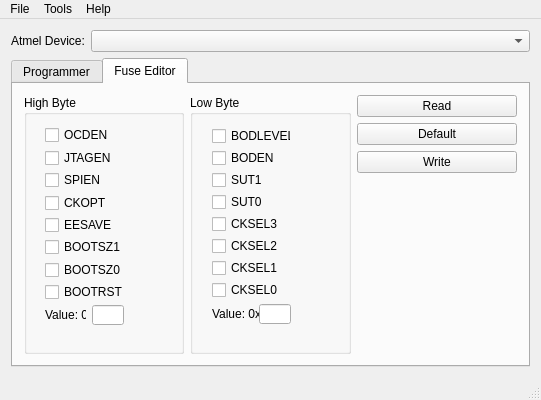
Before: the Qt Designer form USBtinyISPGUI.ui in positronic57/USBtinyISPGUI, drawn with Qt 5.
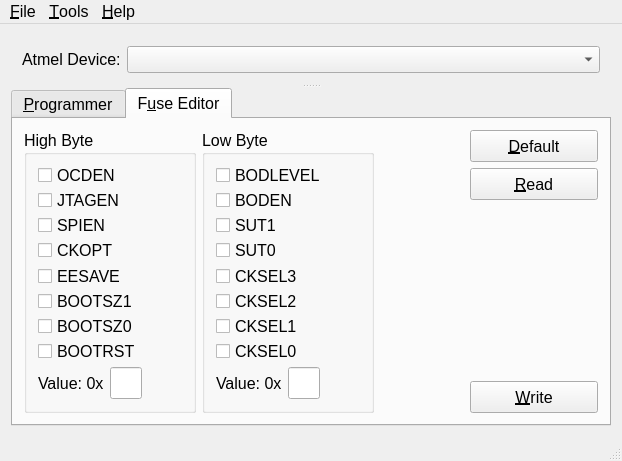
After: the same form once the commit is applied. Icons and pictures are not drawn.

Patch:
```diff
--- a/USBtinyISPGUI.ui
+++ b/USBtinyISPGUI.ui
@@ -6,8 +6,8 @@
    <rect>
     <x>0</x>
     <y>0</y>
-    <width>541</width>
-    <height>400</height>
+    <width>622</width>
+    <height>461</height>
    </rect>
   </property>
   <property name="minimumSize">
@@ -22,6 +22,11 @@
     <height>387000</height>
    </size>
   </property>
+  <property name="font">
+   <font>
+    <pointsize>12</pointsize>
+   </font>
+  </property>
   <property name="windowTitle">
    <string>USBtinyISP GUI</string>
   </property>
@@ -36,13 +41,21 @@
    </size>
   </property>
   <widget class="QWidget" name="centralWidget">
-   <layout class="QHBoxLayout" name="horizontalLayout_12">
-    <item>
-     <layout class="QVBoxLayout" name="verticalLayout_12">
-      <item>
+   <layout class="QGridLayout" name="gridLayout">
+    <item row="0" column="0">
+     <widget class="QSplitter" name="splitter_2">
+      <property name="orientation">
+       <enum>Qt::Vertical</enum>
+      </property>
+      <widget class="QWidget" name="layoutWidget">
        <layout class="QHBoxLayout" name="horizontalLayout_4">
         <item>
          <widget class="QLabel" name="label_2">
+          <property name="font">
+           <font>
+            <pointsize>12</pointsize>
+           </font>
+          </property>
           <property name="text">
            <string>Atmel Device:</string>
           </property>
@@ -56,39 +69,35 @@
             <verstretch>0</verstretch>
            </sizepolicy>
           </property>
+          <property name="font">
+           <font>
+            <pointsize>12</pointsize>
+           </font>
+          </property>
          </widget>
         </item>
        </layout>
-      </item>
-      <item>
+      </widget>
        <widget class="QTabWidget" name="tabWidget">
+       <property name="font">
+        <font>
+         <pointsize>12</pointsize>
+        </font>
+       </property>
         <property name="currentIndex">
          <number>1</number>
         </property>
-        <widget class="QWidget" name="tab">
+       <widget class="QWidget" name="programmerTab">
          <attribute name="title">
-          <string>Programmer</string>
+         <string>&amp;Programmer</string>
          </attribute>
          <layout class="QHBoxLayout" name="horizontalLayout_11">
           <item>
-           <layout class="QVBoxLayout" name="verticalLayout_11">
-            <item>
-             <spacer name="verticalSpacer_2">
+          <widget class="QSplitter" name="splitter">
               <property name="orientation">
                <enum>Qt::Vertical</enum>
               </property>
-              <property name="sizeHint" stdset="0">
-               <size>
-                <width>20</width>
-                <height>40</height>
-               </size>
-              </property>
-             </spacer>
-            </item>
-            <item>
-             <layout class="QVBoxLayout" name="verticalLayout">
-              <item>
-               <widget class="QGroupBox" name="groupBox">
+           <widget class="QGroupBox" name="actionGroupBox">
                 <property name="title">
                  <string>Action:</string>
                 </property>
@@ -97,6 +106,12 @@
                   <layout class="QHBoxLayout" name="horizontalLayout_2">
                    <item>
                     <widget class="QRadioButton" name="programRadioButton">
+                 <property name="minimumSize">
+                  <size>
+                   <width>0</width>
+                   <height>32</height>
+                  </size>
+                 </property>
                      <property name="text">
                       <string>Program Memory</string>
                      </property>
@@ -104,6 +119,12 @@
                    </item>
                    <item>
                     <widget class="QRadioButton" name="erraseRadioButton">
+                 <property name="minimumSize">
+                  <size>
+                   <width>0</width>
+                   <height>32</height>
+                  </size>
+                 </property>
                      <property name="text">
                       <string>Erase Memory</string>
                      </property>
@@ -111,6 +132,12 @@
                    </item>
                    <item>
                     <widget class="QComboBox" name="memoryComboBox">
+                 <property name="minimumSize">
+                  <size>
+                   <width>0</width>
+                   <height>32</height>
+                  </size>
+                 </property>
                      <item>
                       <property name="text">
                        <string>Flash</string>
@@ -127,8 +154,6 @@
                  </item>
                 </layout>
                </widget>
-              </item>
-              <item>
                <widget class="QGroupBox" name="selectFileGroupBox">
                 <property name="title">
                  <string>Select File:</string>
@@ -150,15 +175,21 @@
                        <property name="minimumSize">
                         <size>
                          <width>290</width>
-                         <height>20</height>
+                     <height>32</height>
                         </size>
                        </property>
                       </widget>
                      </item>
                      <item>
                       <widget class="QPushButton" name="openPushButton">
+                   <property name="minimumSize">
+                    <size>
+                     <width>128</width>
+                     <height>32</height>
+                    </size>
+                   </property>
                        <property name="text">
-                        <string>Open</string>
+                    <string>&amp;Open</string>
                        </property>
                       </widget>
                      </item>
@@ -183,12 +214,12 @@
                       <widget class="QPushButton" name="startPushButton">
                        <property name="minimumSize">
                         <size>
-                         <width>75</width>
-                         <height>23</height>
+                     <width>128</width>
+                     <height>32</height>
                         </size>
                        </property>
                        <property name="text">
-                        <string>Start</string>
+                    <string>&amp;Start</string>
                        </property>
                       </widget>
                      </item>
@@ -198,58 +229,57 @@
                  </item>
                 </layout>
                </widget>
-              </item>
-             </layout>
-            </item>
-            <item>
-             <spacer name="verticalSpacer_3">
-              <property name="orientation">
-               <enum>Qt::Vertical</enum>
-              </property>
-              <property name="sizeHint" stdset="0">
-               <size>
-                <width>20</width>
-                <height>40</height>
-               </size>
-              </property>
-             </spacer>
-            </item>
-           </layout>
+          </widget>
           </item>
          </layout>
         </widget>
         <widget class="QWidget" name="tab_2">
          <attribute name="title">
-          <string>Fuse Editor</string>
-         </attribute>
+         <string>F&amp;use Editor</string>
+        </attribute>
+        <layout class="QVBoxLayout" name="verticalLayout_7">
+         <item>
          <layout class="QHBoxLayout" name="horizontalLayout_10">
           <item>
            <layout class="QHBoxLayout" name="horizontalLayout_9">
             <item>
              <widget class="QGroupBox" name="groupBox_2">
+               <property name="sizePolicy">
+                <sizepolicy hsizetype="Expanding" vsizetype="Preferred">
+                 <horstretch>0</horstretch>
+                 <verstretch>0</verstretch>
+                </sizepolicy>
+               </property>
+               <property name="font">
+                <font>
+                 <pointsize>12</pointsize>
+                </font>
+               </property>
               <property name="title">
                <string>High Byte</string>
               </property>
-              <widget class="QWidget" name="layoutWidget">
-               <property name="geometry">
-                <rect>
-                 <x>10</x>
-                 <y>20</y>
-                 <width>101</width>
-                 <height>221</height>
-                </rect>
-               </property>
-               <layout class="QVBoxLayout" name="verticalLayout_4">
+               <layout class="QVBoxLayout" name="verticalLayout">
                 <item>
                  <layout class="QVBoxLayout" name="verticalLayout_3">
                   <item>
                    <widget class="QCheckBox" name="checkBox_1">
+                    <property name="sizePolicy">
+                     <sizepolicy hsizetype="Expanding" vsizetype="Expanding">
+                      <horstretch>0</horstretch>
+                      <verstretch>0</verstretch>
+                     </sizepolicy>
+                    </property>
                     <property name="minimumSize">
                      <size>
                       <width>0</width>
                       <height>18</height>
                      </size>
                     </property>
+                    <property name="font">
+                     <font>
+                      <pointsize>12</pointsize>
+                     </font>
+                    </property>
                     <property name="text">
                      <string>OCDEN</string>
                     </property>
@@ -257,12 +287,23 @@
                   </item>
                   <item>
                    <widget class="QCheckBox" name="checkBox_2">
+                    <property name="sizePolicy">
+                     <sizepolicy hsizetype="Expanding" vsizetype="Expanding">
+                      <horstretch>0</horstretch>
+                      <verstretch>0</verstretch>
+                     </sizepolicy>
+                    </property>
                     <property name="minimumSize">
                      <size>
                       <width>0</width>
                       <height>18</height>
                      </size>
                     </property>
+                    <property name="font">
+                     <font>
+                      <pointsize>12</pointsize>
+                     </font>
+                    </property>
                     <property name="text">
                      <string>JTAGEN</string>
                     </property>
@@ -270,12 +311,23 @@
                   </item>
                   <item>
                    <widget class="QCheckBox" name="checkBox_3">
+                    <property name="sizePolicy">
+                     <sizepolicy hsizetype="Expanding" vsizetype="Expanding">
+                      <horstretch>0</horstretch>
+                      <verstretch>0</verstretch>
+                     </sizepolicy>
+                    </property>
                     <property name="minimumSize">
                      <size>
                       <width>0</width>
                       <height>18</height>
                      </size>
                     </property>
+                    <property name="font">
+                     <font>
+                      <pointsize>12</pointsize>
+                     </font>
+                    </property>
                     <property name="text">
                      <string>SPIEN</string>
                     </property>
@@ -283,12 +335,23 @@
                   </item>
                   <item>
                    <widget class="QCheckBox" name="checkBox_4">
+                    <property name="sizePolicy">
+                     <sizepolicy hsizetype="Expanding" vsizetype="Expanding">
+                      <horstretch>0</horstretch>
+                      <verstretch>0</verstretch>
+                     </sizepolicy>
+                    </property>
                     <property name="minimumSize">
                      <size>
                       <width>0</width>
                       <height>18</height>
                      </size>
                     </property>
+                    <property name="font">
+                     <font>
+                      <pointsize>12</pointsize>
+                     </font>
+                    </property>
                     <property name="text">
                      <string>CKOPT</string>
                     </property>
@@ -296,12 +359,23 @@
                   </item>
                   <item>
                    <widget class="QCheckBox" name="checkBox_5">
+                    <property name="sizePolicy">
+                     <sizepolicy hsizetype="Expanding" vsizetype="Expanding">
+                      <horstretch>0</horstretch>
+                      <verstretch>0</verstretch>
+                     </sizepolicy>
+                    </property>
                     <property name="minimumSize">
                      <size>
                       <width>0</width>
                       <height>18</height>
                      </size>
                     </property>
+                    <property name="font">
+                     <font>
+                      <pointsize>12</pointsize>
+                     </font>
+                    </property>
                     <property name="text">
                      <string>EESAVE</string>
                     </property>
@@ -309,12 +383,23 @@
                   </item>
                   <item>
                    <widget class="QCheckBox" name="checkBox_6">
+                    <property name="sizePolicy">
+                     <sizepolicy hsizetype="Expanding" vsizetype="Expanding">
+                      <horstretch>0</horstretch>
+                      <verstretch>0</verstretch>
+                     </sizepolicy>
+                    </property>
                     <property name="minimumSize">
                      <size>
                       <width>0</width>
                       <height>18</height>
                      </size>
                     </property>
+                    <property name="font">
+                     <font>
+                      <pointsize>12</pointsize>
+                     </font>
+                    </property>
                     <property name="text">
                      <string>BOOTSZ1</string>
                     </property>
@@ -322,12 +407,23 @@
                   </item>
                   <item>
                    <widget class="QCheckBox" name="checkBox_7">
+                    <property name="sizePolicy">
+                     <sizepolicy hsizetype="Expanding" vsizetype="Expanding">
+                      <horstretch>0</horstretch>
+                      <verstretch>0</verstretch>
+                     </sizepolicy>
+                    </property>
                     <property name="minimumSize">
                      <size>
                       <width>0</width>
                       <height>18</height>
                      </size>
                     </property>
+                    <property name="font">
+                     <font>
+                      <pointsize>12</pointsize>
+                     </font>
+                    </property>
                     <property name="text">
                      <string>BOOTSZ0</string>
                     </property>
@@ -335,12 +431,23 @@
                   </item>
                   <item>
                    <widget class="QCheckBox" name="checkBox_8">
+                    <property name="sizePolicy">
+                     <sizepolicy hsizetype="Expanding" vsizetype="Expanding">
+                      <horstretch>0</horstretch>
+                      <verstretch>0</verstretch>
+                     </sizepolicy>
+                    </property>
                     <property name="minimumSize">
                      <size>
                       <width>0</width>
                       <height>18</height>
                      </size>
                     </property>
+                    <property name="font">
+                     <font>
+                      <pointsize>12</pointsize>
+                     </font>
+                    </property>
                     <property name="text">
                      <string>BOOTRST</string>
                     </property>
@@ -352,6 +459,11 @@
                  <layout class="QHBoxLayout" name="horizontalLayout_5">
                   <item>
                    <widget class="QLabel" name="label_3">
+                    <property name="font">
+                     <font>
+                      <pointsize>12</pointsize>
+                     </font>
+                    </property>
                     <property name="text">
                      <string>Value: 0x</string>
                     </property>
@@ -359,51 +471,93 @@
                   </item>
                   <item>
                    <widget class="QLineEdit" name="highByteLineEdit">
+                    <property name="sizePolicy">
+                     <sizepolicy hsizetype="Expanding" vsizetype="Expanding">
+                      <horstretch>0</horstretch>
+                      <verstretch>0</verstretch>
+                     </sizepolicy>
+                    </property>
                     <property name="minimumSize">
                      <size>
                       <width>32</width>
-                      <height>20</height>
+                      <height>32</height>
                      </size>
                     </property>
                     <property name="maximumSize">
                      <size>
                       <width>32</width>
+                      <height>32</height>
+                     </size>
+                    </property>
+                    <property name="font">
+                     <font>
+                      <pointsize>12</pointsize>
+                     </font>
+                    </property>
+                   </widget>
+                  </item>
+                  <item>
+                   <spacer name="horizontalSpacer_2">
+                    <property name="orientation">
+                     <enum>Qt::Horizontal</enum>
+                    </property>
+                    <property name="sizeHint" stdset="0">
+                     <size>
+                      <width>40</width>
                       <height>20</height>
                      </size>
                     </property>
-                   </widget>
+                   </spacer>
                   </item>
                  </layout>
                 </item>
                </layout>
-              </widget>
              </widget>
             </item>
             <item>
              <widget class="QGroupBox" name="groupBox_3">
+               <property name="sizePolicy">
+                <sizepolicy hsizetype="Expanding" vsizetype="Preferred">
+                 <horstretch>0</horstretch>
+                 <verstretch>0</verstretch>
+                </sizepolicy>
+               </property>
+               <property name="font">
+                <font>
+                 <pointsize>12</pointsize>
+                </font>
+               </property>
               <property name="title">
                <string>Low Byte</string>
               </property>
-              <widget class="QWidget" name="layoutWidget">
-               <property name="geometry">
-                <rect>
-                 <x>11</x>
-                 <y>22</y>
-                 <width>101</width>
-                 <height>218</height>
-                </rect>
-               </property>
-               <layout class="QVBoxLayout" name="verticalLayout_6">
+               <layout class="QVBoxLayout" name="verticalLayout_4">
                 <item>
                  <layout class="QVBoxLayout" name="verticalLayout_5">
                   <item>
                    <widget class="QCheckBox" name="checkBox_9">
+                    <property name="sizePolicy">
+                     <sizepolicy hsizetype="Expanding" vsizetype="Expanding">
+                      <horstretch>0</horstretch>
+                      <verstretch>0</verstretch>
+                     </sizepolicy>
+                    </property>
+                    <property name="minimumSize">
+                     <size>
+                      <width>0</width>
+                      <height>18</height>
+                     </size>
+                    </property>
                     <property name="maximumSize">
                      <size>
                       <width>16777215</width>
-                      <height>18</height>
+                      <height>16777215</height>
                      </size>
                     </property>
+                    <property name="font">
+                     <font>
+                      <pointsize>12</pointsize>
+                     </font>
+                    </property>
                     <property name="text">
                      <string>BODLEVEL</string>
                     </property>
@@ -411,12 +565,29 @@
                   </item>
                   <item>
                    <widget class="QCheckBox" name="checkBox_10">
+                    <property name="sizePolicy">
+                     <sizepolicy hsizetype="Expanding" vsizetype="Expanding">
+                      <horstretch>0</horstretch>
+                      <verstretch>0</verstretch>
+                     </sizepolicy>
+                    </property>
+                    <property name="minimumSize">
+                     <size>
+                      <width>0</width>
+                      <height>18</height>
+                     </size>
+                    </property>
                     <property name="maximumSize">
                      <size>
                       <width>16777215</width>
-                      <height>18</height>
+                      <height>16777215</height>
                      </size>
                     </property>
+                    <property name="font">
+                     <font>
+                      <pointsize>12</pointsize>
+                     </font>
+                    </property>
                     <property name="text">
                      <string>BODEN</string>
                     </property>
@@ -424,12 +595,29 @@
                   </item>
                   <item>
                    <widget class="QCheckBox" name="checkBox_11">
+                    <property name="sizePolicy">
+                     <sizepolicy hsizetype="Expanding" vsizetype="Expanding">
+                      <horstretch>0</horstretch>
+                      <verstretch>0</verstretch>
+                     </sizepolicy>
+                    </property>
+                    <property name="minimumSize">
+                     <size>
+                      <width>0</width>
+                      <height>18</height>
+                     </size>
+                    </property>
                     <property name="maximumSize">
                      <size>
                       <width>16777215</width>
-                      <height>18</height>
+                      <height>16777215</height>
                      </size>
                     </property>
+                    <property name="font">
+                     <font>
+                      <pointsize>12</pointsize>
+                     </font>
+                    </property>
                     <property name="text">
                      <string>SUT1</string>
                     </property>
@@ -437,12 +625,29 @@
                   </item>
                   <item>
                    <widget class="QCheckBox" name="checkBox_12">
+                    <property name="sizePolicy">
+                     <sizepolicy hsizetype="Expanding" vsizetype="Expanding">
+                      <horstretch>0</horstretch>
+                      <verstretch>0</verstretch>
+                     </sizepolicy>
+                    </property>
+                    <property name="minimumSize">
+                     <size>
+                      <width>0</width>
+                      <height>18</height>
+                     </size>
+                    </property>
                     <property name="maximumSize">
                      <size>
                       <width>16777215</width>
-                      <height>18</height>
+                      <height>16777215</height>
                      </size>
                     </property>
+                    <property name="font">
+                     <font>
+                      <pointsize>12</pointsize>
+                     </font>
+                    </property>
                     <property name="text">
                      <string>SUT0</string>
                     </property>
@@ -450,12 +655,29 @@
                   </item>
                   <item>
                    <widget class="QCheckBox" name="checkBox_13">
+                    <property name="sizePolicy">
+                     <sizepolicy hsizetype="Expanding" vsizetype="Expanding">
+                      <horstretch>0</horstretch>
+                      <verstretch>0</verstretch>
+                     </sizepolicy>
+                    </property>
+                    <property name="minimumSize">
+                     <size>
+                      <width>0</width>
+                      <height>18</height>
+                     </size>
+                    </property>
                     <property name="maximumSize">
                      <size>
                       <width>16777215</width>
-                      <height>18</height>
+                      <height>16777215</height>
                      </size>
                     </property>
+                    <property name="font">
+                     <font>
+                      <pointsize>12</pointsize>
+                     </font>
+                    </property>
                     <property name="text">
                      <string>CKSEL3</string>
                     </property>
@@ -463,12 +685,29 @@
                   </item>
                   <item>
                    <widget class="QCheckBox" name="checkBox_14">
+                    <property name="sizePolicy">
+                     <sizepolicy hsizetype="Expanding" vsizetype="Expanding">
+                      <horstretch>0</horstretch>
+                      <verstretch>0</verstretch>
+                     </sizepolicy>
+                    </property>
+                    <property name="minimumSize">
+                     <size>
+                      <width>0</width>
+                      <height>18</height>
+                     </size>
+                    </property>
                     <property name="maximumSize">
                      <size>
                       <width>16777215</width>
-                      <height>18</height>
+                      <height>16777215</height>
                      </size>
                     </property>
+                    <property name="font">
+                     <font>
+                      <pointsize>12</pointsize>
+                     </font>
+                    </property>
                     <property name="text">
                      <string>CKSEL2</string>
                     </property>
@@ -476,12 +715,29 @@
                   </item>
                   <item>
                    <widget class="QCheckBox" name="checkBox_15">
+                    <property name="sizePolicy">
+                     <sizepolicy hsizetype="Expanding" vsizetype="Expanding">
+                      <horstretch>0</horstretch>
+                      <verstretch>0</verstretch>
+                     </sizepolicy>
+                    </property>
+                    <property name="minimumSize">
+                     <size>
+                      <width>0</width>
+                      <height>18</height>
+                     </size>
+                    </property>
                     <property name="maximumSize">
                      <size>
                       <width>16777215</width>
-                      <height>18</height>
+                      <height>16777215</height>
                      </size>
                     </property>
+                    <property name="font">
+                     <font>
+                      <pointsize>12</pointsize>
+                     </font>
+                    </property>
                     <property name="text">
                      <string>CKSEL1</string>
                     </property>
@@ -489,12 +745,29 @@
                   </item>
                   <item>
                    <widget class="QCheckBox" name="checkBox_16">
+                    <property name="sizePolicy">
+                     <sizepolicy hsizetype="Expanding" vsizetype="Expanding">
+                      <horstretch>0</horstretch>
+                      <verstretch>0</verstretch>
+                     </sizepolicy>
+                    </property>
+                    <property name="minimumSize">
+                     <size>
+                      <width>0</width>
+                      <height>18</height>
+                     </size>
+                    </property>
                     <property name="maximumSize">
                      <size>
                       <width>16777215</width>
-                      <height>18</height>
+                      <height>16777215</height>
                      </size>
                     </property>
+                    <property name="font">
+                     <font>
+                      <pointsize>12</pointsize>
+                     </font>
+                    </property>
                     <property name="text">
                      <string>CKSEL0</string>
                     </property>
@@ -508,16 +781,21 @@
                    <widget class="QLabel" name="label_4">
                     <property name="minimumSize">
                      <size>
-                      <width>59</width>
-                      <height>20</height>
+                      <width>0</width>
+                      <height>0</height>
                      </size>
                     </property>
                     <property name="maximumSize">
                      <size>
-                      <width>59</width>
-                      <height>20</height>
+                      <width>16777215</width>
+                      <height>16777215</height>
                      </size>
                     </property>
+                    <property name="font">
+                     <font>
+                      <pointsize>12</pointsize>
+                     </font>
+                    </property>
                     <property name="text">
                      <string>Value: 0x</string>
                     </property>
@@ -525,46 +803,123 @@
                   </item>
                   <item>
                    <widget class="QLineEdit" name="lowByteLineEdit">
+                    <property name="sizePolicy">
+                     <sizepolicy hsizetype="Expanding" vsizetype="Expanding">
+                      <horstretch>0</horstretch>
+                      <verstretch>0</verstretch>
+                     </sizepolicy>
+                    </property>
                     <property name="minimumSize">
                      <size>
                       <width>32</width>
-                      <height>20</height>
+                      <height>32</height>
                      </size>
                     </property>
                     <property name="maximumSize">
                      <size>
                       <width>32</width>
-                      <height>20</height>
+                      <height>32</height>
                      </size>
                     </property>
+                    <property name="font">
+                     <font>
+                      <pointsize>12</pointsize>
+                     </font>
+                    </property>
                    </widget>
                   </item>
+                  <item>
+                   <spacer name="horizontalSpacer_3">
+                    <property name="orientation">
+                     <enum>Qt::Horizontal</enum>
+                    </property>
+                    <property name="sizeHint" stdset="0">
+                     <size>
+                      <width>40</width>
+                      <height>20</height>
+                     </size>
+                    </property>
+                   </spacer>
+                  </item>
                  </layout>
                 </item>
                </layout>
               </widget>
-             </widget>
-            </item>
+             </item>
+            </layout>
+           </item>
             <item>
-             <layout class="QVBoxLayout" name="verticalLayout_10">
-              <item>
-               <widget class="QPushButton" name="readPushButton">
-                <property name="text">
-                 <string>Read</string>
-                </property>
-               </widget>
-              </item>
+            <spacer name="horizontalSpacer_4">
+             <property name="orientation">
+              <enum>Qt::Horizontal</enum>
+             </property>
+             <property name="sizeHint" stdset="0">
+              <size>
+               <width>20</width>
+               <height>20</height>
+              </size>
+             </property>
+            </spacer>
+           </item>
+           <item>
+            <layout class="QVBoxLayout" name="verticalLayout_6">
               <item>
                <widget class="QPushButton" name="defaultPushButton">
+               <property name="sizePolicy">
+                <sizepolicy hsizetype="Expanding" vsizetype="Fixed">
+                 <horstretch>0</horstretch>
+                 <verstretch>0</verstretch>
+                </sizepolicy>
+               </property>
+               <property name="minimumSize">
+                <size>
+                 <width>128</width>
+                 <height>32</height>
+                </size>
+               </property>
+               <property name="maximumSize">
+                <size>
+                 <width>128</width>
+                 <height>32</height>
+                </size>
+               </property>
+               <property name="font">
+                <font>
+                 <pointsize>12</pointsize>
+                </font>
+               </property>
                 <property name="text">
-                 <string>Default</string>
+                <string>&amp;Default</string>
                 </property>
                </widget>
               </item>
               <item>
-               <widget class="QPushButton" name="writePushButton">
+              <widget class="QPushButton" name="readPushButton">
+               <property name="sizePolicy">
+                <sizepolicy hsizetype="Expanding" vsizetype="Fixed">
+                 <horstretch>0</horstretch>
+                 <verstretch>0</verstretch>
+                </sizepolicy>
+               </property>
+               <property name="minimumSize">
+                <size>
+                 <width>128</width>
+                 <height>32</height>
+                </size>
+               </property>
+               <property name="maximumSize">
+                <size>
+                 <width>128</width>
+                 <height>32</height>
+                </size>
+               </property>
+               <property name="font">
+                <font>
+                 <pointsize>12</pointsize>
+                </font>
+               </property>
                 <property name="text">
-                 <string>Write</string>
+                <string>&amp;Read</string>
                 </property>
                </widget>
               </item>
@@ -576,11 +931,41 @@
                 <property name="sizeHint" stdset="0">
                  <size>
                   <width>20</width>
-                  <height>138</height>
+                 <height>88</height>
                  </size>
                 </property>
                </spacer>
               </item>
+             <item>
+              <widget class="QPushButton" name="writePushButton">
+               <property name="sizePolicy">
+                <sizepolicy hsizetype="Expanding" vsizetype="Fixed">
+                 <horstretch>0</horstretch>
+                 <verstretch>0</verstretch>
+                </sizepolicy>
+               </property>
+               <property name="minimumSize">
+                <size>
+                 <width>128</width>
+                 <height>32</height>
+                </size>
+               </property>
+               <property name="maximumSize">
+                <size>
+                 <width>128</width>
+                 <height>32</height>
+                </size>
+               </property>
+               <property name="font">
+                <font>
+                 <pointsize>12</pointsize>
+                </font>
+               </property>
+               <property name="text">
+                <string>&amp;Write</string>
+               </property>
+              </widget>
+             </item>
              </layout>
             </item>
            </layout>
@@ -588,8 +973,7 @@
          </layout>
         </widget>
        </widget>
-      </item>
-     </layout>
+     </widget>
     </item>
    </layout>
   </widget>
@@ -598,13 +982,13 @@
     <rect>
      <x>0</x>
      <y>0</y>
-     <width>541</width>
-     <height>20</height>
+     <width>622</width>
+     <height>23</height>
     </rect>
    </property>
    <widget class="QMenu" name="menuFile">
     <property name="title">
-     <string>File</string>
+     <string>&amp;File</string>
     </property>
     <addaction name="actionConfigure"/>
     <addaction name="separator"/>
@@ -612,7 +996,7 @@
    </widget>
    <widget class="QMenu" name="menuTools">
     <property name="title">
-     <string>Tools</string>
+     <string>&amp;Tools</string>
     </property>
     <addaction name="actionDevice_Info"/>
     <addaction name="separator"/>
@@ -620,7 +1004,7 @@
    </widget>
    <widget class="QMenu" name="menuHelp">
     <property name="title">
-     <string>Help</string>
+     <string>&amp;Help</string>
     </property>
     <addaction name="actionAbout"/>
     <addaction name="separator"/>
@@ -639,6 +1023,11 @@
    <property name="text">
     <string>&amp;Configure</string>
    </property>
+   <property name="font">
+    <font>
+     <pointsize>12</pointsize>
+    </font>
+   </property>
   </action>
   <action name="actionExit">
    <property name="icon">
@@ -648,8 +1037,16 @@
    <property name="text">
     <string>&amp;Exit</string>
    </property>
+   <property name="font">
+    <font>
+     <pointsize>12</pointsize>
+    </font>
+   </property>
   </action>
   <action name="actionConvertor">
+   <property name="enabled">
+    <bool>false</bool>
+   </property>
    <property name="icon">
     <iconset>
      <normaloff>../../../icons/refresh.png</normaloff>../../../icons/refresh.png</iconset>
@@ -662,16 +1059,31 @@
    <property name="text">
     <string>Device Info</string>
    </property>
+   <property name="font">
+    <font>
+     <pointsize>12</pointsize>
+    </font>
+   </property>
   </action>
   <action name="actionAbout">
    <property name="text">
     <string>About</string>
    </property>
+   <property name="font">
+    <font>
+     <pointsize>12</pointsize>
+    </font>
+   </property>
   </action>
   <action name="actionAbout_Qt">
    <property name="text">
     <string>About Qt</string>
    </property>
+   <property name="font">
+    <font>
+     <pointsize>12</pointsize>
+    </font>
+   </property>
   </action>
  </widget>
  <layoutdefault spacing="6" margin="11"/>
```
Left out of the diff: 31 changed lines with no effect on the pictures. Lines whose indentation alone changed are shown as unchanged.
